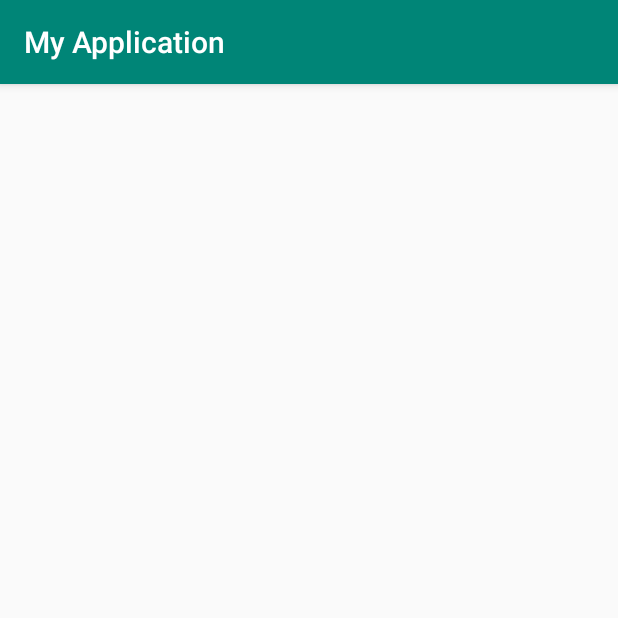
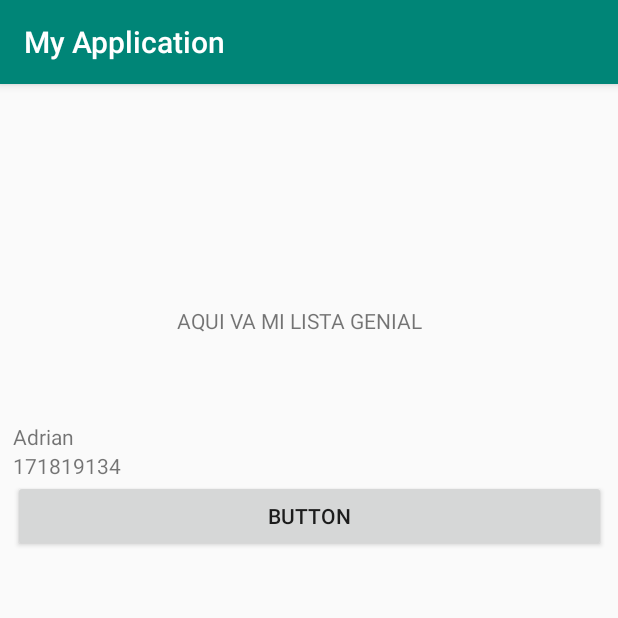
Before and after one commit to 2019-a-gr2-moviles/mov-eguez-sarzosa-vicente-adrian, an Android app: the ReciclerViewActivity screen opened directly, with no data from a screen before it, on a phone screen of 412 x 824 dp, the top half of it. Run offline under Robolectric (Android 15) with nearby library versions, the phone set to English and light mode, and no system bars.

Commit message:
Recycler Views

```diff
--- a/03-Android/app/src/main/java/com/example/myapplication/AdaptadorPersona.kt
+++ b/03-Android/app/src/main/java/com/example/myapplication/AdaptadorPersona.kt
@@ -23,18 +23,22 @@ class AdaptadorPersona(
         var accionBoton: Button
 
         init {
-            nombreTextView =  view.findViewById(R.id.txt_nombre) as TextView
-            cedulaTextView =  view.findViewById(R.id.txt_cedula) as TextView
-            accionBoton =  view.findViewById(R.id.btn_accion) as  Button
+            nombreTextView = view.findViewById(R.id.txt_nombre) as TextView
+            cedulaTextView = view.findViewById(R.id.txt_cedula) as TextView
+            accionBoton = view.findViewById(R.id.btn_accion) as Button
 
             val layout = view.findViewById(R.id.linear_layout) as LinearLayout
 
             layout
                 .setOnClickListener {
 
-                    Log.i("recycler-view","Layout presionado")
+                    Log.i("recycler-view", "Layout presionado")
 
                 }
+
+            accionBoton.setOnClickListener {
+                nombreTextView.text = "ME CAMBIAROOOOOOON!!! "
+            }
         }
 
     }
@@ -44,8 +48,10 @@ class AdaptadorPersona(
         return listaPersonas.size
     }
 
-    override fun onBindViewHolder(myViewHolder: AdaptadorPersona.MyViewHolder,
-                                  position: Int) {
+    override fun onBindViewHolder(
+        myViewHolder: AdaptadorPersona.MyViewHolder,
+        position: Int
+    ) {
 
         val persona = listaPersonas[position]
 
@@ -58,7 +64,8 @@ class AdaptadorPersona(
     // El template esta en la carpeta de res/layout
     override fun onCreateViewHolder(
         p0: ViewGroup,
-        p1: Int):
+        p1: Int
+    ):
             AdaptadorPersona.MyViewHolder {
         val itemView = LayoutInflater
             .from(p0.context)
--- a/03-Android/app/src/main/java/com/example/myapplication/ReciclerViewActivity.kt
+++ b/03-Android/app/src/main/java/com/example/myapplication/ReciclerViewActivity.kt
@@ -2,11 +2,35 @@ package com.example.myapplication
 
 import android.support.v7.app.AppCompatActivity
 import android.os.Bundle
+import android.support.v7.widget.DefaultItemAnimator
+import android.support.v7.widget.LinearLayoutManager
+import kotlinx.android.synthetic.main.activity_recicler_view.*
 
 class ReciclerViewActivity : AppCompatActivity() {
 
     override fun onCreate(savedInstanceState: Bundle?) {
         super.onCreate(savedInstanceState)
         setContentView(R.layout.activity_recicler_view)
+
+        val lista = arrayListOf<Persona>()
+        val recycler_view = rv_personas
+        val actividad = this
+
+        lista.add(Persona("Adrian","171819134"))
+        lista.add(Persona("Vicente","0192839495"))
+        lista.add(Persona("Adrian","2003938182"))
+
+        val adaptadorPersona = AdaptadorPersona(lista,
+            actividad,
+            recycler_view)
+
+        rv_personas.adapter = adaptadorPersona
+        rv_personas.itemAnimator = DefaultItemAnimator()
+        rv_personas.layoutManager = LinearLayoutManager(this)
+
+        adaptadorPersona.notifyDataSetChanged()
+
+
     }
+
 }
--- a/03-Android/app/src/main/res/layout/activity_recicler_view.xml
+++ b/03-Android/app/src/main/res/layout/activity_recicler_view.xml
@@ -7,4 +7,21 @@
         android:layout_height="match_parent"
         tools:context=".ReciclerViewActivity">
 
+    <TextView
+            android:text="AQUI VA MI LISTA GENIAL"
+            android:layout_width="wrap_content"
+            android:layout_height="wrap_content"
+            android:id="@+id/textView2" android:layout_marginTop="148dp"
+            app:layout_constraintTop_toTopOf="parent" app:layout_constraintStart_toStartOf="parent"
+            android:layout_marginLeft="8dp" android:layout_marginStart="8dp" app:layout_constraintEnd_toEndOf="parent"
+            android:layout_marginEnd="8dp" android:layout_marginRight="8dp"
+            app:layout_constraintHorizontal_bias="0.473"/>
+    <android.support.v7.widget.RecyclerView
+            android:layout_width="395dp"
+            android:layout_height="485dp" android:layout_marginTop="8dp"
+            app:layout_constraintTop_toBottomOf="@+id/textView2" app:layout_constraintEnd_toEndOf="parent"
+            android:layout_marginEnd="8dp" android:layout_marginRight="8dp"
+            app:layout_constraintStart_toStartOf="parent" android:layout_marginLeft="8dp"
+            android:layout_marginStart="8dp" android:layout_marginBottom="8dp"
+            app:layout_constraintBottom_toBottomOf="parent" android:id="@+id/rv_personas"/>
 </android.support.constraint.ConstraintLayout>
```
Also changed, not shown: 03-Android/app/src/main/java/com/example/myapplication/MainActivity.kt (+11 -0 lines), 03-Android/app/src/main/res/layout/activity_main.xml (+10 -1 lines).
